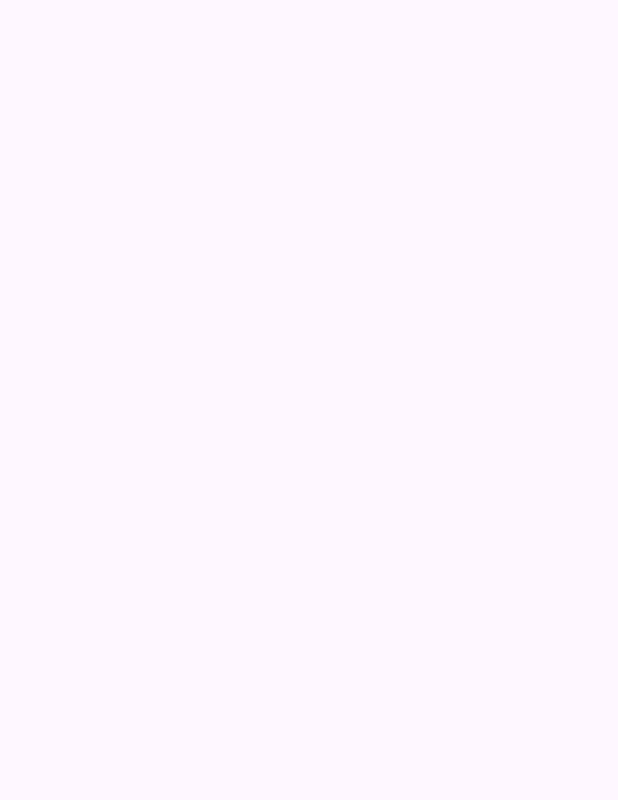
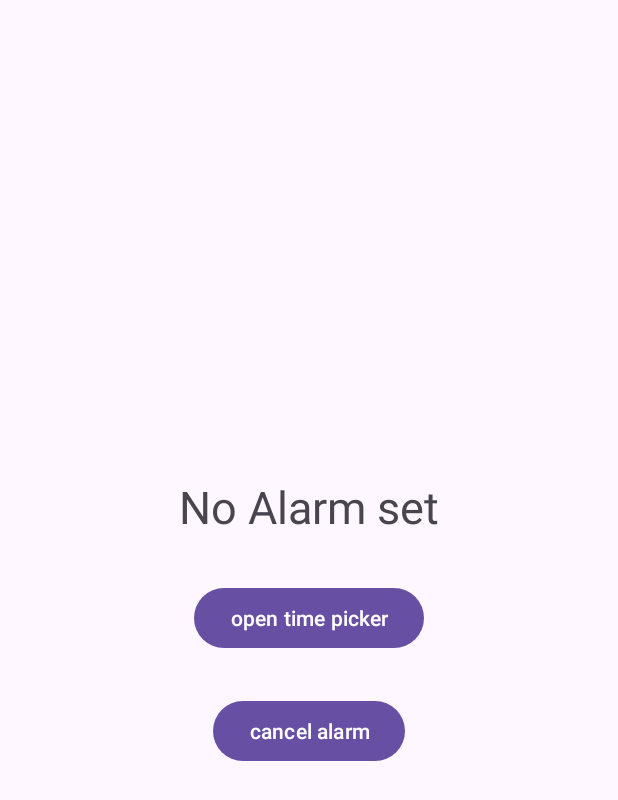
Before and after one commit to FarhanaAkterSuci/Hair, an Android app: the Alarm1 screen opened directly, with no data from a screen before it, on a phone screen of 412 x 824 dp. Before the commit the part shown is empty. Shown: the top 800 px of the screen. Run offline under Robolectric (Android 15) with nearby library versions, the phone set to English and light mode, and no system bars.

Commit message:
Alarm not functioning

```diff
--- a/app/src/main/AndroidManifest.xml
+++ b/app/src/main/AndroidManifest.xml
@@ -2,6 +2,7 @@
 <manifest xmlns:android="http://schemas.android.com/apk/res/android"
     xmlns:tools="http://schemas.android.com/tools">
 
+    <uses-permission android:name="android.permission.POST_NOTIFICATIONS" />
     <application
         android:allowBackup="true"
         android:dataExtractionRules="@xml/data_extraction_rules"
--- a/app/src/main/res/layout/activity_alarm1.xml
+++ b/app/src/main/res/layout/activity_alarm1.xml
@@ -1,9 +1,38 @@
 <?xml version="1.0" encoding="utf-8"?>
-<androidx.constraintlayout.widget.ConstraintLayout xmlns:android="http://schemas.android.com/apk/res/android"
+<RelativeLayout xmlns:android="http://schemas.android.com/apk/res/android"
     xmlns:app="http://schemas.android.com/apk/res-auto"
     xmlns:tools="http://schemas.android.com/tools"
     android:layout_width="match_parent"
     android:layout_height="match_parent"
     tools:context=".Alarm1">
 
-</androidx.constraintlayout.widget.ConstraintLayout>
+        <TextView
+            android:id="@+id/textView"
+            android:layout_width="wrap_content"
+            android:layout_height="wrap_content"
+            android:layout_above="@id/button_timepicker"
+            android:layout_centerHorizontal="true"
+            android:layout_marginBottom="30dp"
+            android:text="No Alarm set"
+            android:textSize="30sp" />
+
+        <Button
+            android:id="@+id/button_timepicker"
+            android:layout_width="wrap_content"
+            android:layout_height="wrap_content"
+            android:layout_centerHorizontal="true"
+            android:layout_centerVertical="true"
+            android:text="open time picker" />
+
+        <Button
+            android:id="@+id/button_cancel"
+            android:layout_width="wrap_content"
+            android:layout_height="wrap_content"
+            android:layout_below="@id/button_timepicker"
+            android:layout_centerHorizontal="true"
+            android:layout_marginTop="27dp"
+            android:text="cancel alarm" />
+
+
+
+</RelativeLayout>
--- a/app/src/main/res/layout/activity_main.xml
+++ b/app/src/main/res/layout/activity_main.xml
@@ -47,8 +47,8 @@
         app:iconPadding="6dp"
         app:layout_constraintBottom_toBottomOf="parent"
         app:layout_constraintEnd_toEndOf="parent"
-        app:layout_constraintHorizontal_bias="0.923"
+        app:layout_constraintHorizontal_bias="0.0"
         app:layout_constraintStart_toStartOf="parent"
         app:layout_constraintTop_toBottomOf="@+id/welcome"
-        app:layout_constraintVertical_bias="0.0" />
+        app:layout_constraintVertical_bias="0.352" />
 </androidx.constraintlayout.widget.ConstraintLayout>
```
Also changed, not shown: app/src/main/java/com/example/smartalarm/Alarm1.java (+74 -1 lines), app/src/main/java/com/example/smartalarm/AlertReceiver.java (added, +16 -0 lines), app/src/main/java/com/example/smartalarm/NotificationHelper.java (added, +47 -0 lines), app/src/main/java/com/example/smartalarm/TimePickerFragment.java (added, +22 -0 lines).
